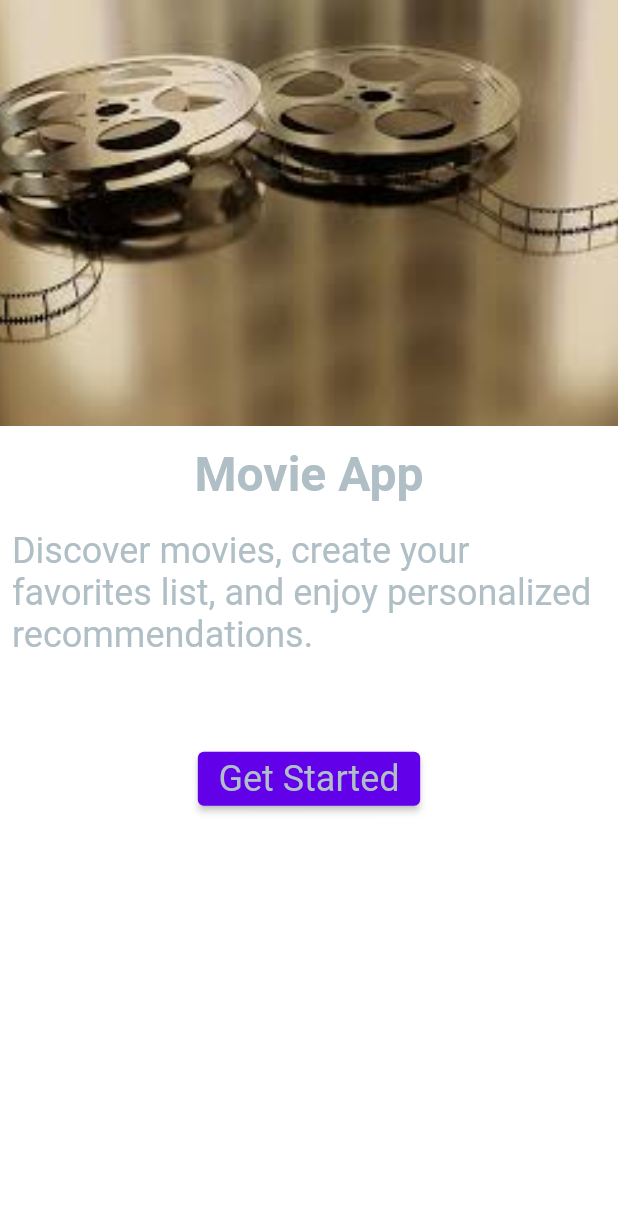
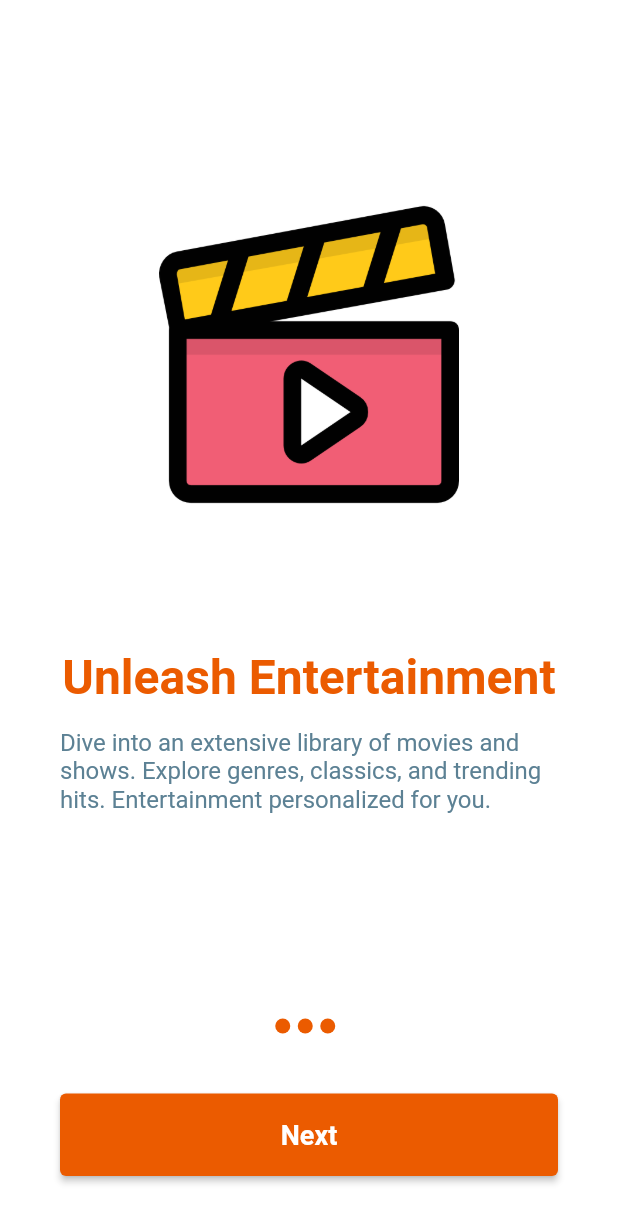
Before and after one commit to kelemnati/Movie_App, a Flutter app: the screen it shows after launch, on a phone screen of 412 x 824 dp. Shown: the top 1223 px of the screen. Run offline on Flutter 3.47's test engine with Material 3 defaults, Android fonts, the phone set to English and light mode, and no system bars; our stand-ins replace bloc, cloud_firestore, equatable, firebase_auth, firebase_core, flutter_bloc and 2 more; accounts and stored records are empty.

Commit message:
building on boarding screen

```diff
--- /dev/null
+++ b/lib/Data/content_model.dart
@@ -0,0 +1,29 @@
+class UnbordingContent {
+  String image;
+  String title;
+  String discription;
+
+  UnbordingContent(
+      {required this.image, required this.title, required this.discription});
+}
+
+List<UnbordingContent> contetns = [
+  UnbordingContent(
+    image: 'assets/images/video-player.png',
+    title: 'Unleash Entertainment',
+    discription:
+        'Dive into an extensive library of movies and shows. Explore genres, classics, and trending hits. Entertainment personalized for you.',
+  ),
+  UnbordingContent(
+    image: 'assets/images/watching-a-movie.png',
+    title: 'Discover Blockbusters',
+    discription:
+        'Catch the latest blockbusters and all-time favorites. Stream instantly or plan your next watch. The magic of cinema, now in your pocket.',
+  ),
+  UnbordingContent(
+    image: 'assets/images/movie.png',
+    title: 'Cinema Anywhere',
+    discription:
+        'Enjoy seamless streaming anytime, anywhere. Save your favorites and track new releases. Your next movie night starts here.',
+  ),
+];
--- a/lib/config/themes/app_theme.dart
+++ b/lib/config/themes/app_theme.dart
@@ -55,7 +55,7 @@ class LightModeTheme extends AppTheme {
   @override
   Brightness get brightness => Brightness.light;
   @override
-  Color get primary => const Color(0xFF6200EA);
+  Color get primary => const Color(0xFFEB5B00);
   @override
   Color get secondary => const Color(0xFF03DAC6);
   @override
@@ -64,7 +64,7 @@ class LightModeTheme extends AppTheme {
   Color get alternate => const Color(0xFFBB86FC);
 
   @override
-  Color get primaryText => const Color(0xFFB0BEC5); // Grey 400
+  Color get primaryText => const Color.fromARGB(255, 92, 129, 148); // Grey 400
   @override
   Color get secondaryText => const Color(0xFF546E7A); // Dark Grey
   @override
@@ -139,7 +139,7 @@ class DarkModeTheme extends AppTheme {
   Color get alternate => const Color(0xFF3700B3);
 
   @override
-  Color get primaryText => const Color(0xFFEB5B00); // Orange
+  Color get primaryText => const Color(0xFFFFFFFF); // Orange
   @override
   Color get secondaryText => const Color(0xFFFA8C00); // Light Orange
   @override
--- a/lib/config/themes/app_typography.dart
+++ b/lib/config/themes/app_typography.dart
@@ -8,22 +8,13 @@ abstract class AppTypography {
   TextStyle get displaySmall;
   TextStyle get headlineLarge;
   TextStyle get headlineMedium;
-  TextStyle get headlineMedium2;
   TextStyle get headlineSmall;
-  TextStyle get headlineSmall2;
   TextStyle get titleLarge;
-  TextStyle get titleLarge2;
   TextStyle get titleMedium;
-  TextStyle get titleMedium2;
   TextStyle get titleSmall;
-  TextStyle get titleSmall2;
   TextStyle get labelLarge;
   TextStyle get labelMedium;
   TextStyle get labelSmall;
-  TextStyle get labelLarge2;
-  TextStyle get labelMedium2;
-  TextStyle get labelSmall2;
-  TextStyle get labelSmall3;
   TextStyle get bodyLargeWhite;
   TextStyle get bodyMediumWhite;
   TextStyle get bodySmallWhite;
@@ -41,103 +32,71 @@ class ThemeTypography extends AppTypography {
         fontFamily: fontFamily,
         color: theme.primaryText,
         fontWeight: FontWeight.normal,
-        fontSize: 32,
+        fontSize: 18,
       );
   @override
   TextStyle get displayMedium => TextStyle(
         fontFamily: fontFamily,
         color: theme.primaryText,
         fontWeight: FontWeight.normal,
-        fontSize: 24,
+        fontSize: 16,
       );
   @override
   TextStyle get displaySmall => TextStyle(
         fontFamily: fontFamily,
         color: theme.primaryText,
-        fontWeight: FontWeight.w600,
-        fontSize: 18,
+        fontWeight: FontWeight.normal,
+        fontSize: 12,
       );
   @override
   TextStyle get headlineLarge => TextStyle(
         fontFamily: fontFamily,
-        color: theme.primaryText,
+        color: theme.primary,
         fontWeight: FontWeight.bold,
         fontSize: 32,
       );
   @override
   TextStyle get headlineMedium => TextStyle(
         fontFamily: fontFamily,
-        color: theme.primaryText,
+        color: theme.primary,
         fontWeight: FontWeight.bold,
         fontSize: 26,
       );
-  @override
-  TextStyle get headlineMedium2 => TextStyle(
-        fontFamily: fontFamily,
-        color: theme.primaryText.withOpacity(0.7),
-        fontWeight: FontWeight.normal,
-        fontSize: 18,
-      );
+
   @override
   TextStyle get headlineSmall => TextStyle(
         fontFamily: fontFamily,
-        color: theme.primaryText,
+        color: theme.primary,
         fontWeight: FontWeight.bold,
         fontSize: 16,
       );
-  @override
-  TextStyle get headlineSmall2 => TextStyle(
-        fontFamily: fontFamily,
-        color: theme.primaryText.withOpacity(0.7),
-        fontWeight: FontWeight.normal,
-        fontSize: 16,
-      );
+
   @override
   TextStyle get titleLarge => TextStyle(
       fontFamily: fontFamily,
-      color: theme.info,
-      fontWeight: FontWeight.normal,
+      color: theme.primaryText,
+      fontWeight: FontWeight.bold,
       fontSize: 22,
-      overflow: TextOverflow.ellipsis);
-  @override
-  TextStyle get titleLarge2 => TextStyle(
-      fontFamily: fontFamily,
-      color: theme.info,
-      fontWeight: FontWeight.bold,
-      fontSize: 24,
       overflow: TextOverflow.ellipsis);
   @override
   TextStyle get titleMedium => TextStyle(
       fontFamily: fontFamily,
-      color: theme.info,
-      fontWeight: FontWeight.normal,
-      fontSize: 18,
-      overflow: TextOverflow.ellipsis);
-  @override
-  TextStyle get titleMedium2 => TextStyle(
-      fontFamily: fontFamily,
-      color: theme.info,
+      color: theme.primaryBtnText,
       fontWeight: FontWeight.bold,
       fontSize: 18,
       overflow: TextOverflow.ellipsis);
   @override
   TextStyle get titleSmall => TextStyle(
       fontFamily: fontFamily,
-      color: theme.info,
-      fontWeight: FontWeight.normal,
+      color: theme.primary,
+      fontWeight: FontWeight.bold,
       fontSize: 16,
       overflow: TextOverflow.ellipsis);
-  @override
-  TextStyle get titleSmall2 => TextStyle(
-      fontFamily: fontFamily,
-      color: theme.accent2,
-      fontWeight: FontWeight.normal,
-      fontSize: 16,
-      overflow: TextOverflow.ellipsis);
+
   @override
   TextStyle get labelLarge => TextStyle(
         fontFamily: fontFamily,
-        color: theme.primary,
+        color: Colors.white,
         fontWeight: FontWeight.bold,
         fontSize: 18,
       );
@@ -152,39 +111,11 @@ class ThemeTypography extends AppTypography {
   @override
   TextStyle get labelSmall => TextStyle(
         fontFamily: fontFamily,
-        color: theme.primary,
+        color: Colors.white,
         fontWeight: FontWeight.bold,
         fontSize: 14,
       );
-  @override
-  TextStyle get labelLarge2 => TextStyle(
-        fontFamily: fontFamily,
-        color: theme.accent2,
-        fontWeight: FontWeight.normal,
-        fontSize: 18,
-      );
-  @override
-  TextStyle get labelMedium2 => TextStyle(
-      fontFamily: fontFamily,
-      color: theme.accent2,
-      fontWeight: FontWeight.normal,
-      fontSize: 16,
-      overflow: TextOverflow.ellipsis);
 
-  @override
-  TextStyle get labelSmall2 => TextStyle(
-        fontFamily: fontFamily,
-        color: theme.accent2,
-        fontWeight: FontWeight.normal,
-        fontSize: 14,
-      );
-  @override
-  TextStyle get labelSmall3 => TextStyle(
-        fontFamily: fontFamily,
-        color: theme.secondaryText,
-        fontWeight: FontWeight.normal,
-        fontSize: 14,
-      );
   @override
   TextStyle get bodyLargeWhite => TextStyle(
         fontFamily: fontFamily,
--- a/lib/main.dart
+++ b/lib/main.dart
@@ -1,7 +1,6 @@
 import 'package:flutter/material.dart';
 import 'package:firebase_core/firebase_core.dart';
 import 'package:flutter_bloc/flutter_bloc.dart';
-// import 'package:flutter_dotenv/flutter_dotenv.dart';
 import 'package:movie_app/Data/data_provider/data_provider.dart';
 import 'package:movie_app/Data/data_provider/user_data_provider.dart';
 import 'package:movie_app/Data/repository/movie_repo.dart';
@@ -19,8 +18,6 @@ void main() async {
     options: DefaultFirebaseOptions.currentPlatform,
   );
 
-  // await dotenv.load(fileName: ".env");
-
   final userRepository = UserRepository(userDataProvider: UserDataProvider());
   final movieRepository = MovieRepository(dataProvider: MovieService());
 
--- a/lib/presentation/pages/landing_page.dart
+++ b/lib/presentation/pages/landing_page.dart
@@ -1,59 +1,129 @@
 import 'package:flutter/material.dart';
+import 'package:flutter_svg/flutter_svg.dart';
+import 'package:movie_app/Data/content_model.dart';
 import 'package:movie_app/config/themes/app_theme.dart';
+
 import 'package:movie_app/route.dart';
 
-class LandingPage extends StatelessWidget {
+class LandingPage extends StatefulWidget {
   const LandingPage({super.key});
 
+  @override
+  State<LandingPage> createState() => _LandingPageState();
+}
+
+class _LandingPageState extends State<LandingPage> {
   @override
   Widget build(BuildContext context) {
     final theme = AppTheme.of(context);
     final typography = theme.typography;
-    final double screenHeight = MediaQuery.of(context).size.height;
 
     return Scaffold(
-        extendBodyBehindAppBar: true,
-        appBar: AppBar(
-          backgroundColor: Colors.transparent,
-          elevation: 0,
-        ),
-        body: Column(children: [
+      body: Column(
+        children: [
+          Expanded(
+            child: PageView.builder(
+                itemCount: contetns.length,
+                itemBuilder: (_, i) {
+                  return Padding(
+                    padding: const EdgeInsets.all(40.0),
+                    child: Column(
+                      mainAxisAlignment: MainAxisAlignment.spaceEvenly,
+                      children: [
+                        Image.asset(contetns[i].image, height: 200),
+                        Column(
+                          children: [
+                            Text(
+                              contetns[i].title,
+                              style: typography.headlineLarge,
+                            ),
+                            const SizedBox(
+                              height: 15,
+                            ),
+                            Text(
+                              contetns[i].discription,
+                              style: typography.displayMedium,
+                            )
+                          ],
+                        )
+
+                        // changed text
+                      ],
+                    ),
+                  );
+                }),
+          ),
+          Row(
+            mainAxisAlignment: MainAxisAlignment.center,
+            children: List.generate(
+                contetns.length,
+                (index) => Container(
+                      height: 10,
+                      width: 10,
+                      margin: const EdgeInsets.only(right: 5),
+                      decoration: BoxDecoration(
+                          borderRadius: BorderRadius.circular(20),
+                          color: theme.primary),
+                    )),
+          ),
           Container(
-            height: screenHeight / 2.9,
+            height: 55,
             width: double.infinity,
-            decoration: const BoxDecoration(
-              image: DecorationImage(
-                image: AssetImage('assets/images/image_one.jpg'),
-                fit: BoxFit.cover,
+            margin: const EdgeInsets.all(40),
+            child: ElevatedButton(
+              child: Text(
+                "Next",
+                style: typography.labelLarge,
               ),
-            ),
-          ),
-          const SizedBox(
-            height: 13,
-          ),
-          Text(
-            "Movie App",
-            style: typography.headlineLarge,
-          ),
-          const SizedBox(height: 10),
-          Padding(
-            padding: const EdgeInsets.all(8.0),
-            child: Text(
-                'Discover movies, create your favorites list, and enjoy personalized recommendations.',
-                style: typography.displayMedium),
-          ),
-          Padding(
-            padding: const EdgeInsets.all(50.0),
-            child: ElevatedButton(
-              onPressed: () {
-                Navigator.pushNamed(context, AppRoutes.signUp);
-              },
-              child: Text(
-                'Get Started',
-                style: typography.displayMedium,
-              ),
+              onPressed: () {},
             ),
           )
-        ]));
+        ],
+      ),
+    );
+    // return Scaffold(
+    //     extendBodyBehindAppBar: true,
+    //     appBar: AppBar(
+    //       backgroundColor: Colors.transparent,
+    //       elevation: 0,
+    //     ),
+    //     body: Column(children: [
+    //       Container(
+    //         height: screenHeight / 2.9,
+    //         width: double.infinity,
+    //         decoration: const BoxDecoration(
+    //           image: DecorationImage(
+    //             image: AssetImage('assets/images/image_one.jpg'),
+    //             fit: BoxFit.cover,
+    //           ),
+    //         ),
+    //       ),
+    //       const SizedBox(
+    //         height: 13,
+    //       ),
+    //       Text(
+    //         "Movie App",
+    //         style: typography.headlineLarge,
+    //       ),
+    //       const SizedBox(height: 10),
+    //       Padding(
+    //         padding: const EdgeInsets.all(8.0),
+    //         child: Text(
+    //             'Discover movies, create your favorites list, and enjoy personalized recommendations.',
+    //             style: typography.displayMedium),
+    //       ),
+    //       Padding(
+    //         padding: const EdgeInsets.all(50.0),
+    //         child: ElevatedButton(
+    //           onPressed: () {
+    //             Navigator.pushNamed(context, AppRoutes.signUp);
+    //           },
+    //           child: Text(
+    //             'Get Started',
+    //             style: typography.labelMedium,
+    //           ),
+    //         ),
+    //       )
+    //     ]));
   }
 }
--- a/pubspec.yaml
+++ b/pubspec.yaml
@@ -13,6 +13,7 @@ dependencies:
     sdk: flutter
 
   cupertino_icons: ^1.0.8
+  flutter_svg: ^2.0.16
   shared_preferences: ^2.3.3
   equatable: ^2.0.7
   flutter_bloc: ^8.1.6
```
Also changed, not shown: assets/images/movie.png (added), assets/images/video-player.png (added), assets/images/watching-a-movie.png (added), lib/presentation/widgets/get_started_button.dart (added), pubspec.lock.
